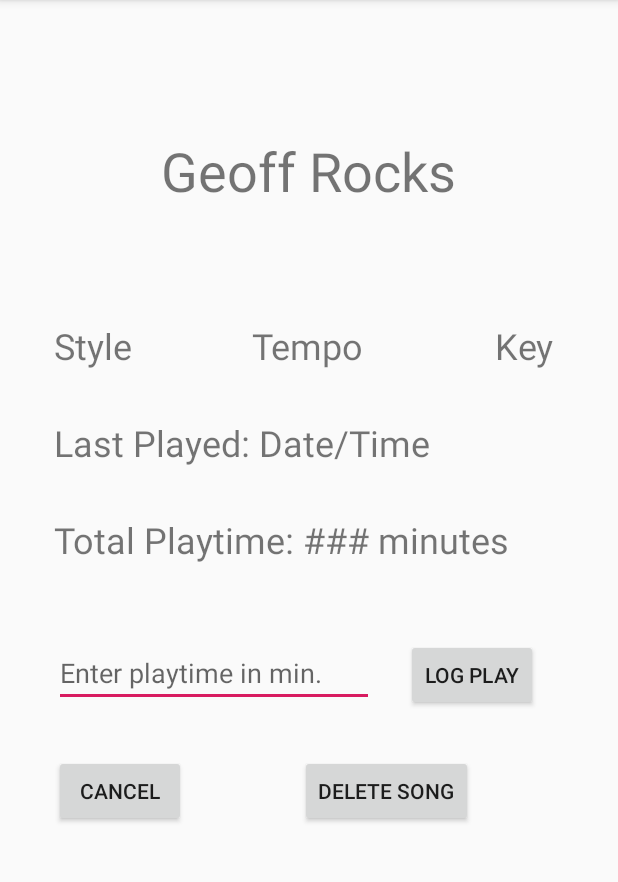
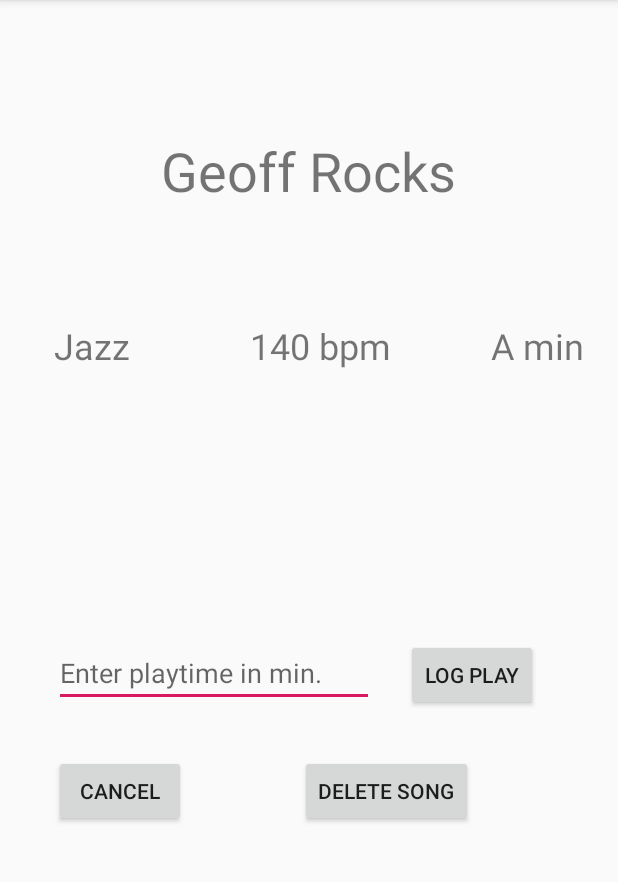
Before and after one commit to calewolf/Repertoire_App, an Android app: the screen it shows after launch (SongActivity), after a tap on "Geoff Rocks", on a phone screen of 412 x 824 dp, the part 84-966 px from its top. Run offline under Robolectric (Android 15) with nearby library versions, the phone set to English and light mode, and no system bars.

Commit message:
Added text views to SongActivity class

```diff
--- a/app/src/main/java/com/example/repertoireapp/SongActivity.java
+++ b/app/src/main/java/com/example/repertoireapp/SongActivity.java
@@ -8,6 +8,8 @@ import android.widget.EditText;
 import android.widget.TextView;
 
 import androidx.appcompat.app.AppCompatActivity;
+
+import org.w3c.dom.Text;
 
 /**
  * The menu displaying details of a singular song that can be used to log or delete songs.
@@ -31,9 +33,25 @@ public class SongActivity extends AppCompatActivity {
         TextView titleText = findViewById(R.id.songTitleText);
         titleText.setText(intent.getStringExtra("Title"));
 
-        // TODO: (ADAM) Repeat the two lines above for all the other extras representing song data.
+        // TODO: (ADAM) Repeat the two lines above for all the other extras representing song data. (Done)
 
+        TextView menuText = findViewById(R.id.menuStyleText);
+        menuText.setText(intent.getStringExtra("Style"));
 
+        TextView tempoText = findViewById(R.id.menuTempoText);
+        tempoText.setText(intent.getStringExtra("Tempo"));
+
+        TextView menuKey = findViewById(R.id.menuKeyText);
+        menuKey.setText(intent.getStringExtra("Key"));
+
+        TextView lastPlayed = findViewById(R.id.menuLastPlayedText);
+        lastPlayed.setText(intent.getStringExtra("Last Played: Date/Time"));
+
+        TextView totalPlaytime = findViewById(R.id.menuPlaytimeText);
+        totalPlaytime.setText(intent.getStringExtra("Total Playtime: ### minutes"));
+
+        TextView playTimeBox = findViewById(R.id.menuPlaytimeBox);
+        playTimeBox.setText(intent.getStringExtra("Enter playtime in min."));
 
         position = intent.getIntExtra("Position", -1);
 
```
Also changed, not shown: app/src/main/java/com/example/repertoireapp/MainActivity.java (+11 -18 lines).
